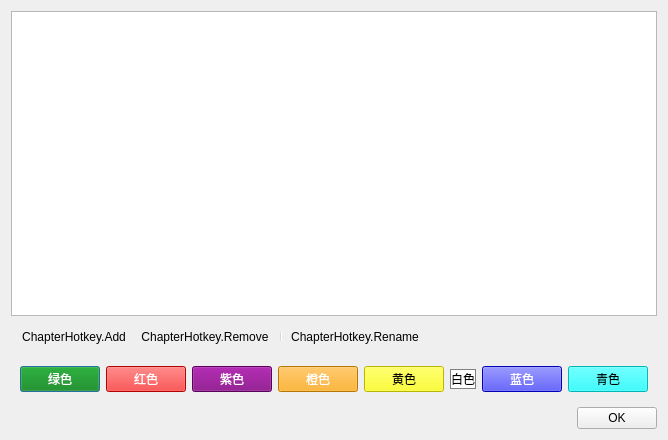
UCHIHAHA103/obs-named-chapter-hotkeys2, file src/forms/chapter-hotkeys.ui: the form before one commit.
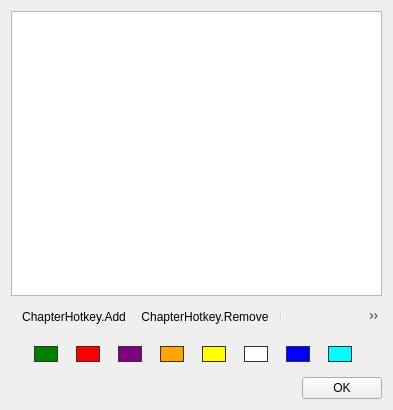
The form after the commit. Icons and pictures are not drawn.

Commit message:
优化颜色功能和配置文件调试
主要改进：
1. 配置文件调试
   - 添加详细的日志输出，记录配置文件路径
   - 记录目录创建结果和文件写入结果
   - 方便排查配置文件未生成问题

2. 颜色选择器UI优化
   - 将按钮大小从40px缩小到24px（圆形按钮）
   - 移除所有颜色文字标签
   - 添加hover效果（边框高亮）
   - 调整对话框总高度

3. 列表显示优化
   - 用彩色圆点图标代替(green)文字前缀
   - 圆点直径12px，带边框
   - 列表不再自动排序，固定位置

4. 颜色应用逻辑
   - 点击颜色后立即保存到外部配置文件
   - 移除列表自动排序调用
   - 加载时不再自动排序

5. 标记注释对话框
   - GetAllChapterNames返回原始名称（无颜色前缀）
   - 颜色前缀只在记录标记时添加

```diff
--- a/src/forms/chapter-hotkeys.ui
+++ b/src/forms/chapter-hotkeys.ui
@@ -7,7 +7,7 @@
     <x>0</x>
     <y>0</y>
     <width>393</width>
-    <height>440</height>
+    <height>410</height>
    </rect>
   </property>
   <property name="windowTitle">
@@ -40,83 +40,110 @@
       <number>40</number>
      </property>
      <layout class="QHBoxLayout" name="horizontalLayout_2">
+      <property name="spacing">
+       <number>4</number>
+      </property>
       <item>
        <widget class="QPushButton" name="colorButtonGreen">
-        <property name="text">
-         <string>绿色</string>
+        <property name="maximumSize">
+         <size>
+          <width>24</width>
+          <height>24</height>
+         </size>
         </property>
         <property name="styleSheet">
-         <string notr="true">background-color: green; color: white;</string>
+         <string notr="true">QPushButton { background-color: green; border-radius: 12px; border: 1px solid #333; } QPushButton:hover { border: 2px solid white; }</string>
         </property>
        </widget>
       </item>
       <item>
        <widget class="QPushButton" name="colorButtonRed">
-        <property name="text">
-         <string>红色</string>
+        <property name="maximumSize">
+         <size>
+          <width>24</width>
+          <height>24</height>
+         </size>
         </property>
         <property name="styleSheet">
-         <string notr="true">background-color: red; color: white;</string>
+         <string notr="true">QPushButton { background-color: red; border-radius: 12px; border: 1px solid #333; } QPushButton:hover { border: 2px solid white; }</string>
         </property>
        </widget>
       </item>
       <item>
        <widget class="QPushButton" name="colorButtonPurple">
-        <property name="text">
-         <string>紫色</string>
+        <property name="maximumSize">
+         <size>
+          <width>24</width>
+          <height>24</height>
+         </size>
         </property>
         <property name="styleSheet">
-         <string notr="true">background-color: purple; color: white;</string>
+         <string notr="true">QPushButton { background-color: purple; border-radius: 12px; border: 1px solid #333; } QPushButton:hover { border: 2px solid white; }</string>
         </property>
        </widget>
       </item>
       <item>
        <widget class="QPushButton" name="colorButtonOrange">
-        <property name="text">
-         <string>橙色</string>
+        <property name="maximumSize">
+         <size>
+          <width>24</width>
+          <height>24</height>
+         </size>
         </property>
         <property name="styleSheet">
-         <string notr="true">background-color: orange; color: white;</string>
+         <string notr="true">QPushButton { background-color: orange; border-radius: 12px; border: 1px solid #333; } QPushButton:hover { border: 2px solid white; }</string>
         </property>
        </widget>
       </item>
       <item>
        <widget class="QPushButton" name="colorButtonYellow">
-        <property name="text">
-         <string>黄色</string>
+        <property name="maximumSize">
+         <size>
+          <width>24</width>
+          <height>24</height>
+         </size>
         </property>
         <property name="styleSheet">
-         <string notr="true">background-color: yellow; color: black;</string>
+         <string notr="true">QPushButton { background-color: yellow; border-radius: 12px; border: 1px solid #333; } QPushButton:hover { border: 2px solid black; }</string>
         </property>
        </widget>
       </item>
       <item>
        <widget class="QPushButton" name="colorButtonWhite">
-        <property name="text">
-         <string>白色</string>
+        <property name="maximumSize">
+         <size>
+          <width>24</width>
+          <height>24</height>
+         </size>
         </property>
         <property name="styleSheet">
-         <string notr="true">background-color: white; color: black; border: 1px solid gray;</string>
+         <string notr="true">QPushButton { background-color: white; border-radius: 12px; border: 1px solid #333; } QPushButton:hover { border: 2px solid black; }</string>
         </property>
        </widget>
       </item>
       <item>
        <widget class="QPushButton" name="colorButtonBlue">
-        <property name="text">
-         <string>蓝色</string>
+        <property name="maximumSize">
+         <size>
+          <width>24</width>
+          <height>24</height>
+         </size>
         </property>
         <property name="styleSheet">
-         <string notr="true">background-color: blue; color: white;</string>
+         <string notr="true">QPushButton { background-color: blue; border-radius: 12px; border: 1px solid #333; } QPushButton:hover { border: 2px solid white; }</string>
         </property>
        </widget>
       </item>
       <item>
        <widget class="QPushButton" name="colorButtonCyan">
-        <property name="text">
-         <string>青色</string>
+        <property name="maximumSize">
+         <size>
+          <width>24</width>
+          <height>24</height>
+         </size>
         </property>
         <property name="styleSheet">
-         <string notr="true">background-color: cyan; color: black;</string>
+         <string notr="true">QPushButton { background-color: cyan; border-radius: 12px; border: 1px solid #333; } QPushButton:hover { border: 2px solid black; }</string>
         </property>
        </widget>
       </item>
```
Left out of the diff: 2 changed lines with no effect on the pictures. The commit also changes 1 other file.
